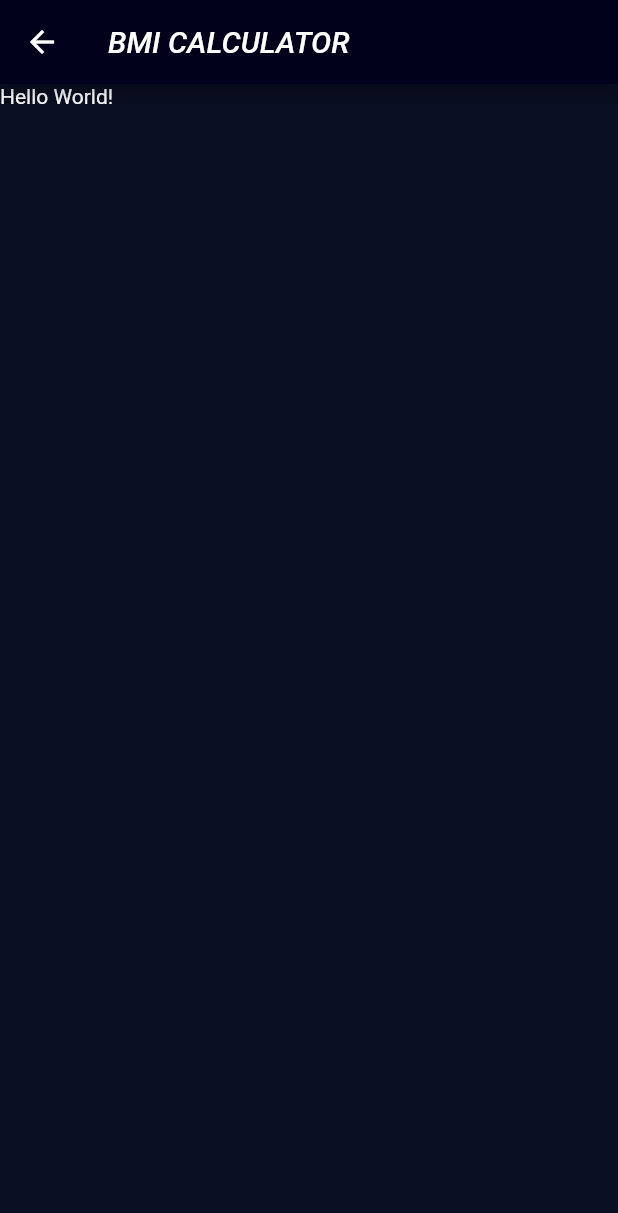
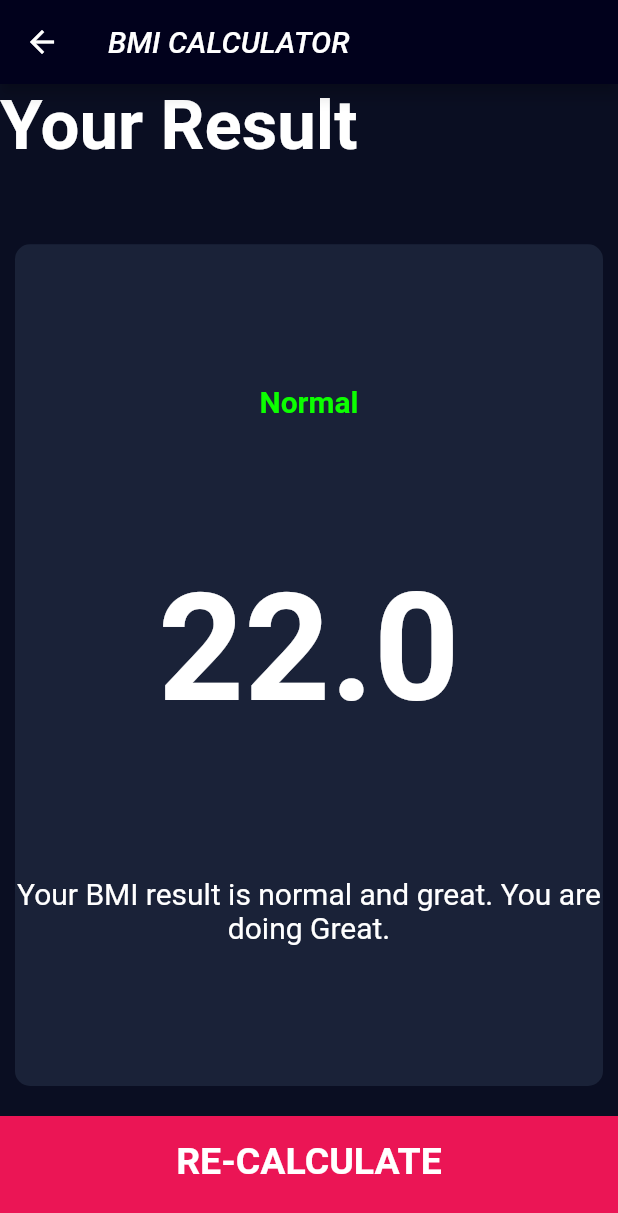
Before and after one commit to SrijanSamridh/BMI_CalculatorAppFlutter, a Flutter app: the screen it shows after launch, after a tap on "CALCULATE", on a phone screen of 412 x 824 dp. Shown: the top 1213 px of the screen. Run offline on Flutter 3.47's test engine with Material 2 defaults, Android fonts, the phone set to English and light mode, and no system bars; our stand-ins replace font_awesome_flutter.

Commit message:
results page update

```diff
--- /dev/null
+++ b/lib/bottom_button.dart
@@ -0,0 +1,27 @@
+import 'package:flutter/material.dart';
+import 'constants.dart';
+
+class BottomButton extends StatelessWidget {
+  const BottomButton({Key? key, required this.onTab, required this.buttonTitle}) : super(key: key);
+
+  final String buttonTitle;
+  final void Function() onTab;
+  @override
+  Widget build(BuildContext context) {
+    return GestureDetector(
+      onTap: onTab,
+      child: Container(
+        child:  Center(
+          child: Text(buttonTitle,
+            style: kLargeButtonTextStyle,
+          ),
+        ),
+        color: kBottomContainerColor,
+        margin: const EdgeInsets.only(top: 10.0),
+        height: kBottomContainerHeight,
+        width: double.infinity,
+        padding: const EdgeInsets.only(bottom: 20.0),
+      ),
+    );
+  }
+}
--- a/lib/constants.dart
+++ b/lib/constants.dart
@@ -10,6 +10,9 @@ const kSliderActiveColor = Color(0xFFEB1555);
 const kSliderInactiveColor = Color(0xFF8D8E98);
 const kMinSliderValue = 120.0;
 const kMaxSliderValue = 220.0;
+
+const kResultContainerColor = Color(0xFF1A2238);
+const kResultTextColor = Color(0xff0cff00);
 
 const kLabelTextStyle = TextStyle(
   fontSize: 18.0,
@@ -25,3 +28,20 @@ const kLargeButtonTextStyle = TextStyle(
   fontSize: 25.0,
   fontWeight: FontWeight.bold,
 );
+
+const kTitleTextStyle = TextStyle(
+  fontWeight: FontWeight.bold,
+  fontSize: 46.0,
+);
+const kResultTextStyle = TextStyle(
+  color: kResultTextColor,
+  fontWeight: FontWeight.bold,
+  fontSize: 20.0,
+);
+const kBMITextStyle = TextStyle(
+  fontSize: 100.0,
+  fontWeight: FontWeight.bold,
+);
+const kBodyTextStyle = TextStyle(
+  fontSize: 20.0,
+);
--- a/lib/input_page.dart
+++ b/lib/input_page.dart
@@ -2,6 +2,7 @@ import 'package:flutter/material.dart';
 import 'package:font_awesome_flutter/font_awesome_flutter.dart';
 import 'icon_content.dart';
 import 'reuse_container.dart';
+import 'bottom_button.dart';
 import 'constants.dart';
 import 'results_page.dart';
 
@@ -218,26 +219,14 @@ class _InputPageState extends State<InputPage> {
                 ],
               ),
             ),
-            GestureDetector(
-              onTap: () {
+            BottomButton(
+              buttonTitle: 'CALCULATE',
+              onTab: () {
                 Navigator.push(
                   context,
                   MaterialPageRoute(builder: (context) => const ResultsPage()),
                 );
               },
-              child: Container(
-                child: const Center(
-                  child: Text(
-                    "CALCULATE",
-                    style: kLargeButtonTextStyle,
-                  ),
-                ),
-                color: kBottomContainerColor,
-                margin: const EdgeInsets.only(top: 10.0),
-                height: kBottomContainerHeight,
-                width: double.infinity,
-                padding: const EdgeInsets.only(bottom: 20.0),
-              ),
             ),
           ],
         ));
--- a/lib/results_page.dart
+++ b/lib/results_page.dart
@@ -1,4 +1,5 @@
 import 'package:flutter/material.dart';
+import 'bottom_button.dart';
 import 'constants.dart';
 
 class ResultsPage extends StatelessWidget {
@@ -11,7 +12,41 @@ class ResultsPage extends StatelessWidget {
         title: const Text("BMI CALCULATOR"),
         backgroundColor: kAppBarColor,
       ),
-      body: const Text("Hello World!"),
+      body: Column(
+        mainAxisAlignment: MainAxisAlignment.spaceEvenly,
+        crossAxisAlignment: CrossAxisAlignment.stretch,
+        children: [
+          const Expanded(
+            child: Text("Your Result", style: kTitleTextStyle),
+          ),
+          Expanded(
+            flex: 6,
+            child: Container(
+              margin: const EdgeInsets.all(10.0),
+              decoration: BoxDecoration(
+                borderRadius: BorderRadius.circular(10),
+                color: kResultContainerColor,
+              ),
+              child: Column(
+                mainAxisAlignment: MainAxisAlignment.spaceEvenly,
+                children: const [
+                  Text("Normal", style: kResultTextStyle),
+                  Text("22.0", style: kBMITextStyle),
+                  Text(
+                      "Your BMI result is normal and great. You are doing Great.",
+                      textAlign: TextAlign.center,
+                      style: kBodyTextStyle),
+                ],
+              ),
+            ),
+          ),
+          BottomButton(
+              buttonTitle: "RE-CALCULATE",
+              onTab: () {
+                Navigator.pop(context);
+              })
+        ],
+      ),
     );
   }
 }
```
